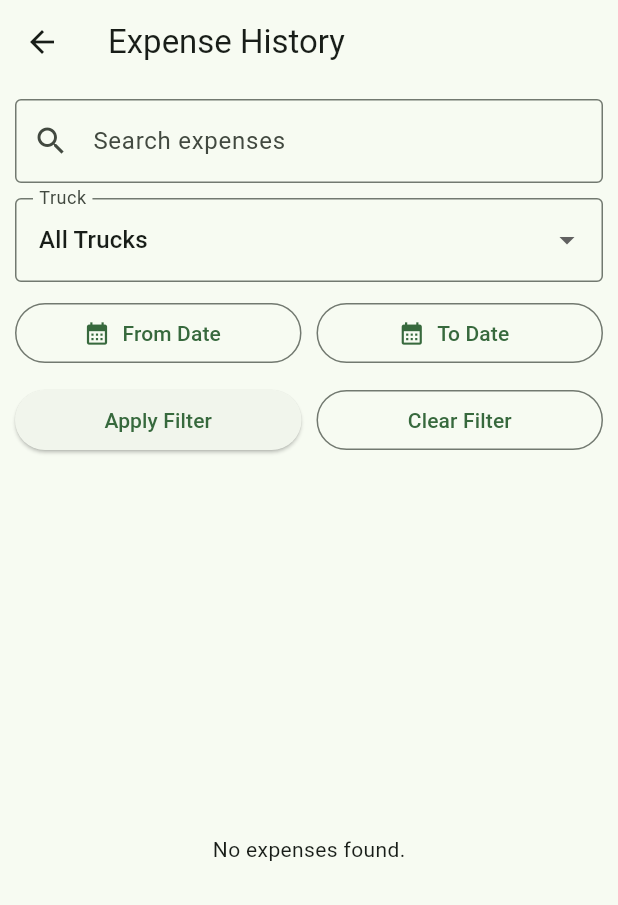
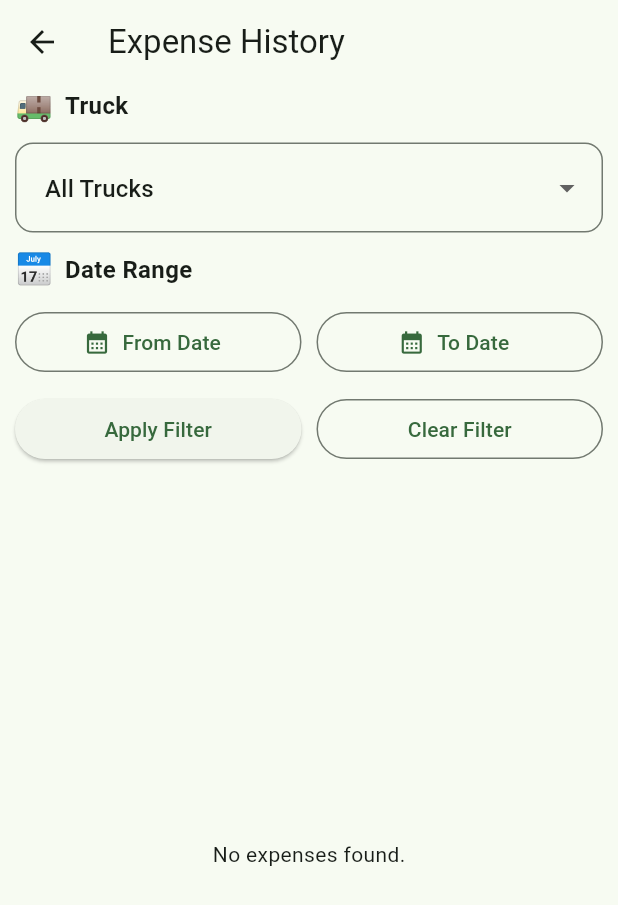
Before and after one commit to mittalhimanshu76-vicky/gpi-fleet, a Flutter app: the ExpenseHistoryScreen screen opened directly, on a phone screen of 412 x 824 dp. Shown: the top 905 px of the screen. Run offline on Flutter 3.47's test engine with Material 3 defaults, Android fonts, the phone set to English and light mode, and no system bars; our stand-ins replace sqflite; accounts and stored records are empty.

Commit message:
Improved truck filter UI

```diff
--- a/lib/page/history_screen.dart
+++ b/lib/page/history_screen.dart
@@ -12,8 +12,6 @@ class ExpenseHistoryScreen extends StatefulWidget {
 
 class _ExpenseHistoryScreenState extends State<ExpenseHistoryScreen> {
   List<Map<String, dynamic>> expenses = [];
-  String searchText = '';
-  final searchController = TextEditingController();
   String selectedTruck = 'All Trucks';
   String appliedTruck = 'All Trucks';
   DateTime? selectedFromDate;
@@ -98,9 +96,7 @@ class _ExpenseHistoryScreenState extends State<ExpenseHistoryScreen> {
   }
 
   void clearFilters() {
-    searchController.clear();
     setState(() {
-      searchText = '';
       selectedTruck = 'All Trucks';
       appliedTruck = 'All Trucks';
       selectedFromDate = null;
@@ -173,14 +169,7 @@ class _ExpenseHistoryScreenState extends State<ExpenseHistoryScreen> {
   }
 
   @override
-  void dispose() {
-    searchController.dispose();
-    super.dispose();
-  }
-
-  @override
   Widget build(BuildContext context) {
-    final search = searchText.trim().toLowerCase();
     final truckNumbers = expenses
         .map((expense) => expense['truck_no']?.toString() ?? '')
         .where((truck) => truck.isNotEmpty)
@@ -188,13 +177,6 @@ class _ExpenseHistoryScreenState extends State<ExpenseHistoryScreen> {
         .toList()
       ..sort();
     final filteredExpenses = expenses.where((expense) {
-      final truckNumber = expense['truck_no']?.toString().toLowerCase() ?? '';
-      final driverName = expense['driver_name']?.toString().toLowerCase() ?? '';
-      final expenseName = expense['expense_name']?.toString().toLowerCase() ?? '';
-      final matchesSearch = search.isEmpty ||
-          truckNumber.contains(search) ||
-          driverName.contains(search) ||
-          expenseName.contains(search);
       final matchesTruck = appliedTruck == 'All Trucks' ||
           expense['truck_no']?.toString() == appliedTruck;
       final expenseDate = readExpenseDate(expense['date']?.toString() ?? '');
@@ -202,7 +184,7 @@ class _ExpenseHistoryScreenState extends State<ExpenseHistoryScreen> {
           (expenseDate != null && !expenseDate.isBefore(appliedFromDate!));
       final matchesToDate = appliedToDate == null ||
           (expenseDate != null && !expenseDate.isAfter(appliedToDate!));
-      return matchesSearch && matchesTruck && matchesFromDate && matchesToDate;
+      return matchesTruck && matchesFromDate && matchesToDate;
     }).toList();
 
     return Scaffold(
@@ -210,24 +192,36 @@ class _ExpenseHistoryScreenState extends State<ExpenseHistoryScreen> {
       body: Column(
         children: [
           Padding(
-            padding: const EdgeInsets.all(10),
-            child: TextField(
-              controller: searchController,
-              decoration: const InputDecoration(
-                labelText: 'Search expenses',
-                prefixIcon: Icon(Icons.search),
-                border: OutlineInputBorder(),
-              ),
-              onChanged: (value) => setState(() => searchText = value),
+            padding: const EdgeInsets.symmetric(horizontal: 10),
+            child: Column(
+              crossAxisAlignment: CrossAxisAlignment.start,
+              children: [
+                const Row(
+                  children: [
+                    Text('🚚', style: TextStyle(fontSize: 20)),
+                    SizedBox(width: 8),
+                    Text(
+                      'Truck',
+                      style: TextStyle(
+                        fontSize: 16,
+                        fontWeight: FontWeight.bold,
                       ),
                     ),
-          Padding(
-            padding: const EdgeInsets.symmetric(horizontal: 10),
-            child: DropdownButtonFormField<String>(
+                  ],
+                ),
+                const SizedBox(height: 10),
+                DropdownButtonFormField<String>(
                   value: selectedTruck,
                   decoration: const InputDecoration(
-                labelText: 'Truck',
-                border: OutlineInputBorder(),
+                    hintText: 'Select Truck',
+                    floatingLabelBehavior: FloatingLabelBehavior.never,
+                    border: OutlineInputBorder(
+                      borderRadius: BorderRadius.all(Radius.circular(12)),
+                    ),
+                    contentPadding: EdgeInsets.symmetric(
+                      horizontal: 16,
+                      vertical: 18,
+                    ),
                   ),
                   items: [
                     const DropdownMenuItem(value: 'All Trucks', child: Text('All Trucks')),
@@ -237,10 +231,29 @@ class _ExpenseHistoryScreenState extends State<ExpenseHistoryScreen> {
                   ],
                   onChanged: (value) => setState(() => selectedTruck = value!),
                 ),
+              ],
+            ),
           ),
           Padding(
             padding: const EdgeInsets.all(10),
-            child: Row(
+            child: Column(
+              crossAxisAlignment: CrossAxisAlignment.start,
+              children: [
+                const Row(
+                  children: [
+                    Text('📅', style: TextStyle(fontSize: 20)),
+                    SizedBox(width: 8),
+                    Text(
+                      'Date Range',
+                      style: TextStyle(
+                        fontSize: 16,
+                        fontWeight: FontWeight.bold,
+                      ),
+                    ),
+                  ],
+                ),
+                const SizedBox(height: 10),
+                Row(
                   children: [
                     Expanded(
                       child: OutlinedButton.icon(
@@ -256,6 +269,8 @@ class _ExpenseHistoryScreenState extends State<ExpenseHistoryScreen> {
                         icon: const Icon(Icons.calendar_month),
                         label: Text(formatDate(selectedToDate, 'To Date')),
                       ),
+                    ),
+                  ],
                 ),
               ],
             ),
```
Lines whose indentation alone changed are shown as unchanged.
